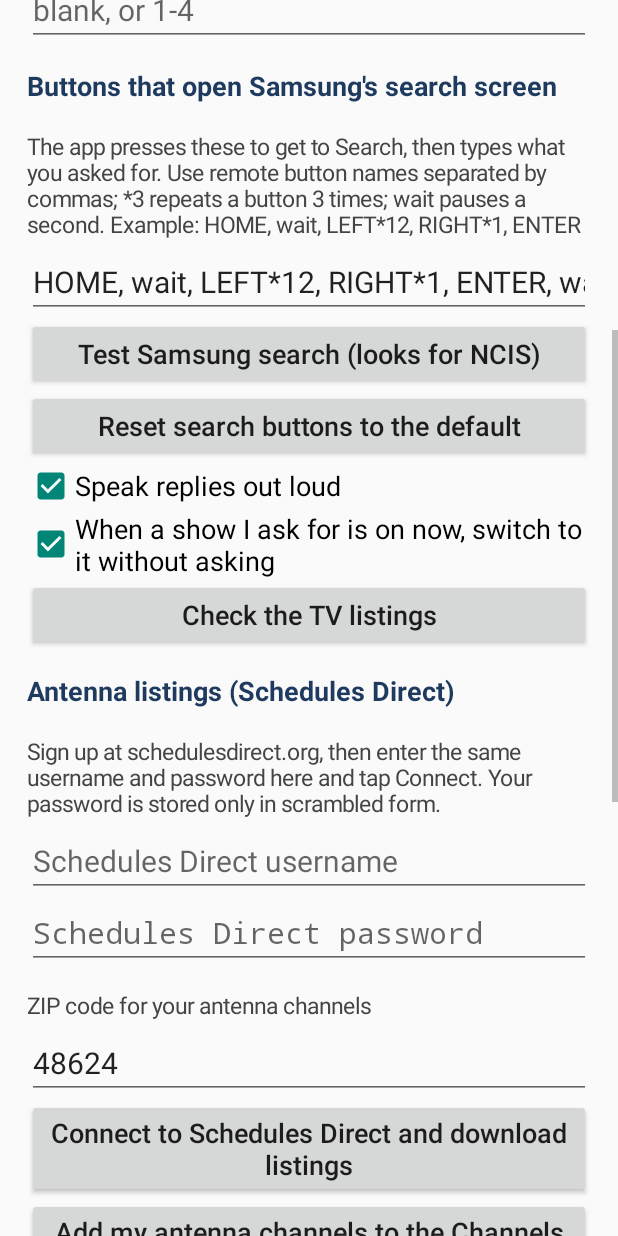
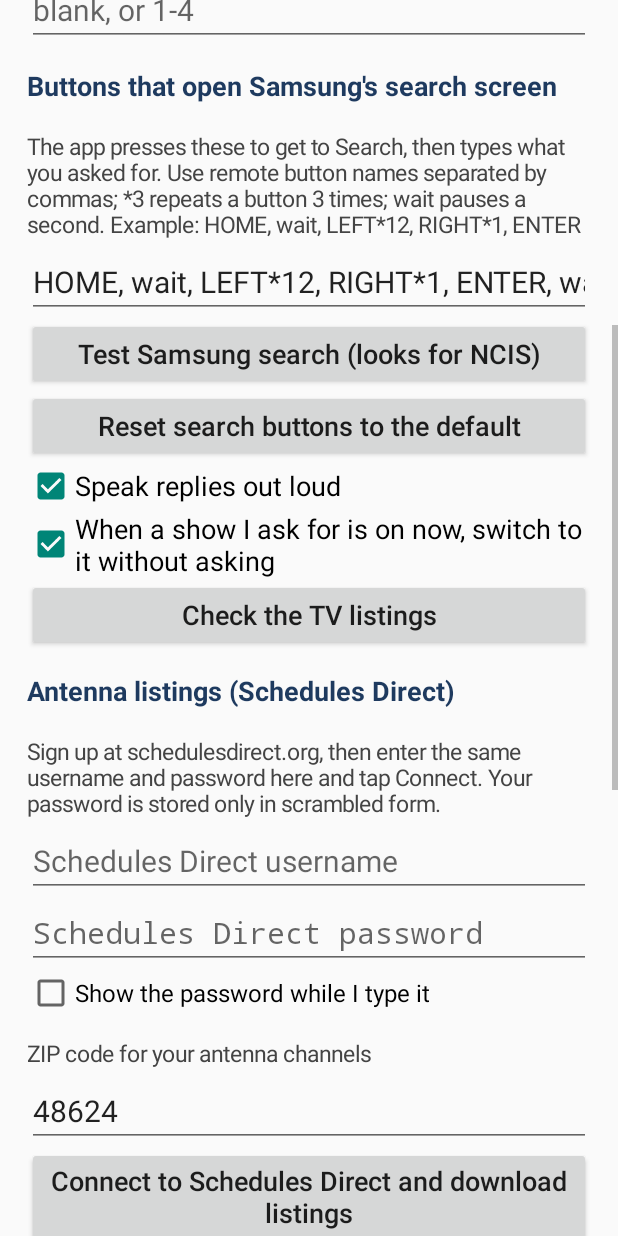
Before and after one commit to dm48624/tv-voice-remote, an Android app: the SettingsActivity screen opened directly, with no data from a screen before it, scrolled down 576 dp, on a phone screen of 412 x 824 dp. Run offline under Robolectric (Android 15) with nearby library versions, the phone set to English and light mode, and no system bars.

Commit message:
Show Schedules Direct's own error message; show-password option
Co-Authored-By: Claude Opus 5.5 <noreply@anthropic.com>
Claude-Session: https://claude.ai/code/session_01Ser5fZRA3dAkgArczSrWz3

```diff
--- a/app/src/main/java/com/masselli/tvremote/SettingsActivity.kt
+++ b/app/src/main/java/com/masselli/tvremote/SettingsActivity.kt
@@ -158,6 +158,15 @@ class SettingsActivity : Activity() {
             inputType = InputType.TYPE_CLASS_TEXT or InputType.TYPE_TEXT_VARIATION_PASSWORD
         }
         root.addView(sdPass)
+        root.addView(CheckBox(this).apply {
+            text = "Show the password while I type it"
+            setTextSize(TypedValue.COMPLEX_UNIT_SP, 16f)
+            setOnCheckedChangeListener { _, on ->
+                sdPass.inputType = InputType.TYPE_CLASS_TEXT or
+                    (if (on) InputType.TYPE_TEXT_VARIATION_VISIBLE_PASSWORD else InputType.TYPE_TEXT_VARIATION_PASSWORD)
+                sdPass.setSelection(sdPass.text.length)
+            }
+        })
         root.addView(label("ZIP code for your antenna channels", 15f, bold = false))
         sdZip = field(prefs.sdZip, "ZIP code", numeric = true); root.addView(sdZip)
         root.addView(button("Connect to Schedules Direct and download listings") { connectSd() })
```
Also changed, not shown: app/src/main/java/com/masselli/tvremote/SchedulesDirect.kt (+3 -8 lines).
